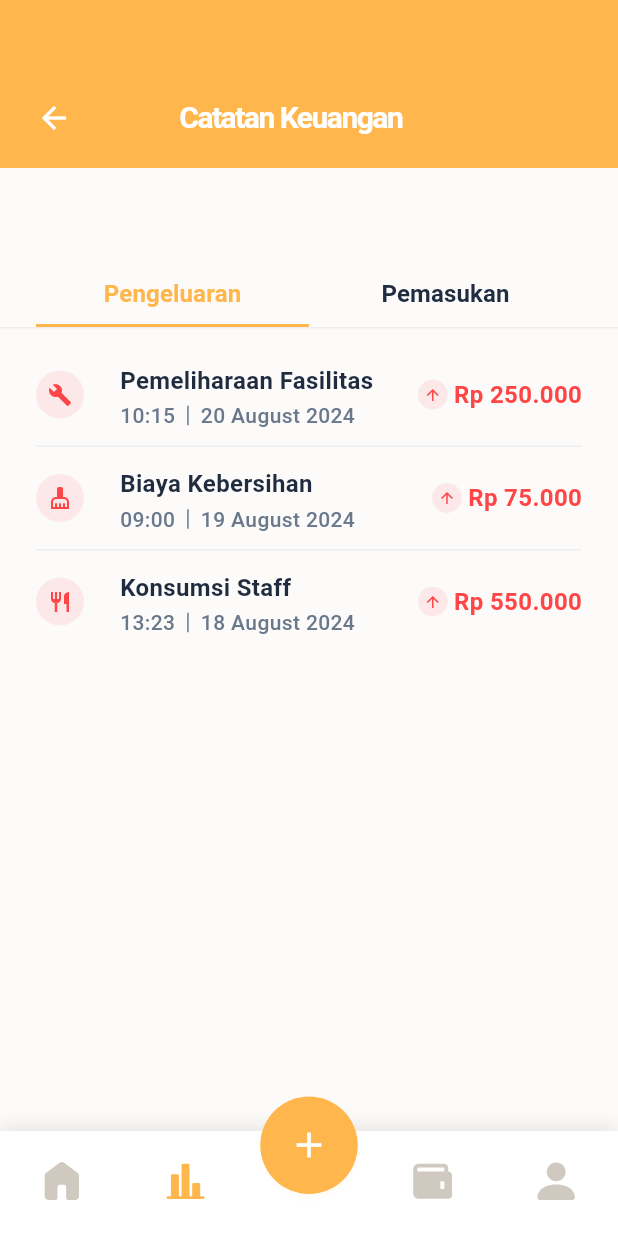
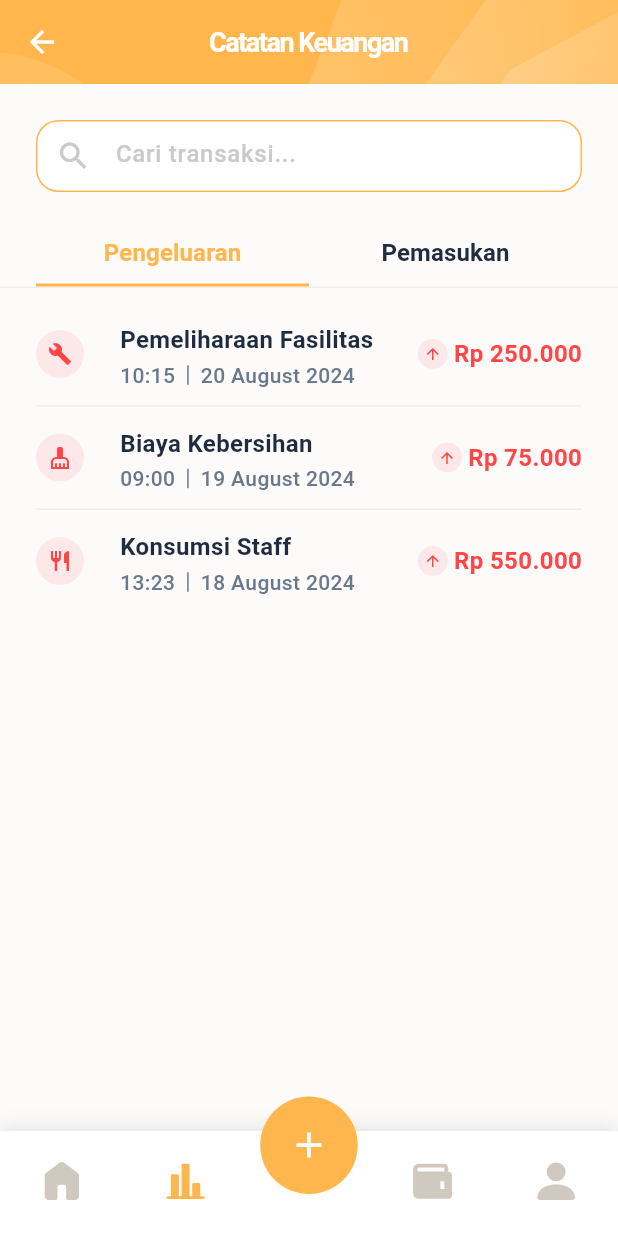
Before and after one commit to Dikaayyy/iampelgading-accountant, a Flutter app: the screen it shows after launch, item 2 of the bottom bar chosen, on a phone screen of 412 x 824 dp. Run offline on Flutter 3.47's test engine with Material 3 defaults, Android fonts, the phone set to English and light mode, and no system bars; drawn by our look-alikes of persistent_bottom_nav_bar; our stand-ins replace flutter_svg; Roboto replaces fonts that are missing (Poppins).

Commit message:
feat(record): search field

```diff
--- a/lib/core/navigation/custom_bottom_navbar.dart
+++ b/lib/core/navigation/custom_bottom_navbar.dart
@@ -21,7 +21,7 @@ class CustomBottomNavbar extends StatelessWidget {
       handleAndroidBackButtonPress: true,
       resizeToAvoidBottomInset: true,
       stateManagement: true,
-      hideNavigationBarWhenKeyboardAppears: true,
+      hideNavigationBarWhenKeyboardAppears: false,
       padding: const EdgeInsets.only(top: 8),
       backgroundColor: AppColors.white,
       isVisible: true,
--- a/lib/core/navigation/navigation_service.dart
+++ b/lib/core/navigation/navigation_service.dart
@@ -1,4 +1,3 @@
-import 'package:flutter/material.dart';
 import 'package:persistent_bottom_nav_bar/persistent_bottom_nav_bar.dart';
 
 class NavigationService {
--- a/lib/core/widgets/custom_app_bar.dart
+++ b/lib/core/widgets/custom_app_bar.dart
@@ -1,4 +1,6 @@
 import 'package:flutter/material.dart';
+import 'package:flutter_svg/flutter_svg.dart';
+import 'package:iampelgading/core/assets/app_assets.dart';
 
 class CustomAppBar extends StatelessWidget implements PreferredSizeWidget {
   final String title;
@@ -6,6 +8,7 @@ class CustomAppBar extends StatelessWidget implements PreferredSizeWidget {
   final Widget? leading;
   final bool centerTitle;
   final Color? backgroundColor;
+  final double height;
 
   const CustomAppBar({
     super.key,
@@ -14,24 +17,48 @@ class CustomAppBar extends StatelessWidget implements PreferredSizeWidget {
     this.leading,
     this.centerTitle = true,
     this.backgroundColor,
+    this.height = kToolbarHeight,
   });
 
   @override
   Widget build(BuildContext context) {
-    return AppBar(
+    return Container(
+      decoration: BoxDecoration(
+        color: backgroundColor ?? Theme.of(context).primaryColor,
+      ),
+      child: Stack(
+        children: [
+          // Background decorative elements
+          Positioned(
+            top: height * 0.6,
+            left: -height * 2.3,
+            child: SvgPicture.asset(AppAssets.ellipse),
+          ),
+
+          Positioned(
+            right: 0,
+            top: -height * 1,
+            child: SvgPicture.asset(AppAssets.rectangle),
+          ),
+
+          // AppBar content
+          AppBar(
             title: Text(
               title,
               style: const TextStyle(fontWeight: FontWeight.bold, fontSize: 18),
             ),
             centerTitle: centerTitle,
-      backgroundColor: backgroundColor ?? Theme.of(context).primaryColor,
+            backgroundColor: Colors.transparent,
             foregroundColor: Colors.white,
-      elevation: 2,
+            elevation: 0,
             leading: leading,
             actions: actions,
+          ),
+        ],
+      ),
     );
   }
 
   @override
-  Size get preferredSize => const Size.fromHeight(kToolbarHeight);
+  Size get preferredSize => Size.fromHeight(height);
 }
--- /dev/null
+++ b/lib/core/widgets/custom_search_field.dart
@@ -0,0 +1,143 @@
+import 'package:flutter/material.dart';
+import 'package:iampelgading/core/colors/app_colors.dart';
+
+class CustomSearchField extends StatefulWidget {
+  final String? hintText;
+  final TextEditingController? controller;
+  final Function(String)? onChanged;
+  final Function(String)? onSubmitted;
+  final VoidCallback? onTap;
+  final bool autofocus;
+  final bool readOnly;
+  final Widget? prefixIcon;
+  final Widget? suffixIcon;
+  final EdgeInsetsGeometry? contentPadding;
+  final FocusNode? focusNode;
+  final double? height;
+  final String? Function(String?)? validator;
+  final bool enabled;
+
+  const CustomSearchField({
+    super.key,
+    this.hintText = 'Search...',
+    this.controller,
+    this.onChanged,
+    this.onSubmitted,
+    this.onTap,
+    this.autofocus = false,
+    this.readOnly = false,
+    this.prefixIcon,
+    this.suffixIcon,
+    this.contentPadding,
+    this.focusNode,
+    this.height = 48,
+    this.validator,
+    this.enabled = true,
+  });
+
+  @override
+  State<CustomSearchField> createState() => _CustomSearchFieldState();
+}
+
+class _CustomSearchFieldState extends State<CustomSearchField> {
+  late TextEditingController _controller;
+  bool _hasText = false;
+
+  @override
+  void initState() {
+    super.initState();
+    _controller = widget.controller ?? TextEditingController();
+    _controller.addListener(_updateHasText);
+  }
+
+  @override
+  void dispose() {
+    if (widget.controller == null) {
+      _controller.dispose();
+    }
+    _controller.removeListener(_updateHasText);
+    super.dispose();
+  }
+
+  void _updateHasText() {
+    final newHasText = _controller.text.isNotEmpty;
+    if (_hasText != newHasText) {
+      setState(() {
+        _hasText = newHasText;
+      });
+    }
+  }
+
+  @override
+  Widget build(BuildContext context) {
+    return Container(
+      width: double.infinity,
+      height: widget.height,
+      decoration: ShapeDecoration(
+        color: Colors.white,
+        shape: RoundedRectangleBorder(
+          side: BorderSide(width: 1, color: AppColors.base),
+          borderRadius: BorderRadius.circular(15),
+        ),
+      ),
+      child: TextFormField(
+        controller: _controller,
+        focusNode: widget.focusNode,
+        onChanged: (value) {
+          if (widget.onChanged != null) {
+            widget.onChanged!(value);
+          }
+        },
+        onFieldSubmitted: widget.onSubmitted,
+        onTap: widget.onTap,
+        autofocus: widget.autofocus,
+        readOnly: widget.readOnly,
+        enabled: widget.enabled,
+        validator: widget.validator,
+        style: TextStyle(
+          color: AppColors.neutral[200],
+          fontSize: 16,
+          fontFamily: 'Poppins',
+          fontWeight: FontWeight.w500,
+        ),
+        decoration: InputDecoration(
+          hintText: widget.hintText,
+          hintStyle: TextStyle(
+            color: AppColors.neutral[50],
+            fontSize: 16,
+            fontFamily: 'Poppins',
+            fontWeight: FontWeight.w500,
+          ),
+          prefixIcon:
+              widget.prefixIcon ??
+              Icon(Icons.search, color: AppColors.neutral[50]!),
+          suffixIcon:
+              _hasText
+                  ? GestureDetector(
+                    onTap: () {
+                      _controller.clear();
+                      if (widget.onChanged != null) {
+                        widget.onChanged!('');
+                      }
+                    },
+                    child: Icon(
+                      Icons.close,
+                      color: AppColors.neutral[50]!,
+                      size: 20,
+                    ),
+                  )
+                  : widget.suffixIcon,
+          contentPadding:
+              widget.contentPadding ??
+              const EdgeInsets.symmetric(horizontal: 16, vertical: 12),
+          border: InputBorder.none,
+          enabledBorder: InputBorder.none,
+          focusedBorder: InputBorder.none,
+          errorBorder: InputBorder.none,
+          focusedErrorBorder: InputBorder.none,
+          filled: false,
+        ),
+      ),
+    );
+  }
+}
--- a/lib/features/financial_records/presentation/pages/financial_records_page.dart
+++ b/lib/features/financial_records/presentation/pages/financial_records_page.dart
@@ -1,6 +1,8 @@
 import 'package:flutter/material.dart';
 import 'package:iampelgading/features/financial_records/presentation/widgets/financial_tab_bar.dart';
 import 'package:iampelgading/features/financial_records/presentation/widgets/financial_transaction_list.dart';
+import 'package:iampelgading/core/widgets/custom_search_field.dart';
+import 'package:iampelgading/core/widgets/custom_app_bar.dart';
 
 class FinancialRecordsPage extends StatefulWidget {
   const FinancialRecordsPage({super.key});
@@ -12,6 +14,7 @@ class FinancialRecordsPage extends StatefulWidget {
 class _FinancialRecordsPageState extends State<FinancialRecordsPage>
     with SingleTickerProviderStateMixin {
   late TabController _tabController;
+  final TextEditingController _searchController = TextEditingController();
 
   @override
   void initState() {
@@ -22,6 +25,7 @@ class _FinancialRecordsPageState extends State<FinancialRecordsPage>
   @override
   void dispose() {
     _tabController.dispose();
+    _searchController.dispose();
     super.dispose();
   }
 
@@ -29,43 +33,34 @@ class _FinancialRecordsPageState extends State<FinancialRecordsPage>
   Widget build(BuildContext context) {
     return Scaffold(
       backgroundColor: const Color(0xFFFCFBFA),
+      appBar: CustomAppBar(
+        title: 'Catatan Keuangan',
+        backgroundColor: const Color(0xFFFFB74D),
+        leading: IconButton(
+          icon: const Icon(Icons.arrow_back),
+          onPressed: () => Navigator.of(context).pop(),
+        ),
+      ),
       body: Column(
         children: [
-          // Header with orange background
-          Container(
-            width: double.infinity,
-            padding: const EdgeInsets.only(
-              top: 64,
-              left: 24,
-              right: 24,
-              bottom: 19,
-            ),
-            decoration: const BoxDecoration(color: Color(0xFFFFB74D)),
-            child: Row(
-              children: [
-                GestureDetector(
-                  onTap: () => Navigator.of(context).pop(),
-                  child: const Icon(
-                    Icons.arrow_back,
-                    color: Colors.white,
-                    size: 24,
-                  ),
-                ),
-                const SizedBox(width: 72),
-                const Text(
-                  'Catatan Keuangan',
-                  style: TextStyle(
-                    color: Colors.white,
-                    fontSize: 20,
-                    fontWeight: FontWeight.w600,
-                    letterSpacing: -1,
-                  ),
-                ),
-              ],
+          const SizedBox(height: 24),
+
+          // Search Bar
+          Padding(
+            padding: const EdgeInsets.symmetric(horizontal: 24),
+            child: CustomSearchField(
+              controller: _searchController,
+              hintText: 'Cari transaksi...',
+              onChanged: (value) {
+                // Implement search functionality here
+                setState(() {
+                  // Filter your transactions based on search value
+                });
+              },
             ),
           ),
 
-          const SizedBox(height: 63),
+          const SizedBox(height: 20),
 
           // Tab Bar
           FinancialTabBar(tabController: _tabController),
```
Also changed, not shown: lib/core/widgets/custom_text_field.dart (added, +121 -0 lines). Lines whose indentation alone changed are shown as unchanged.
